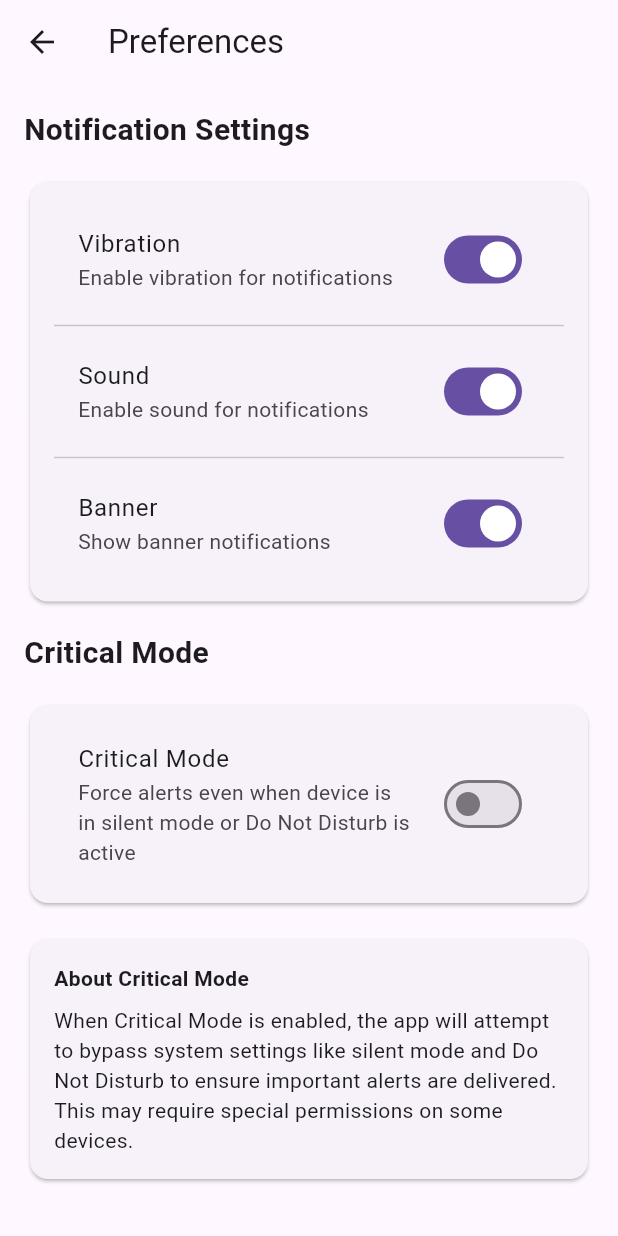
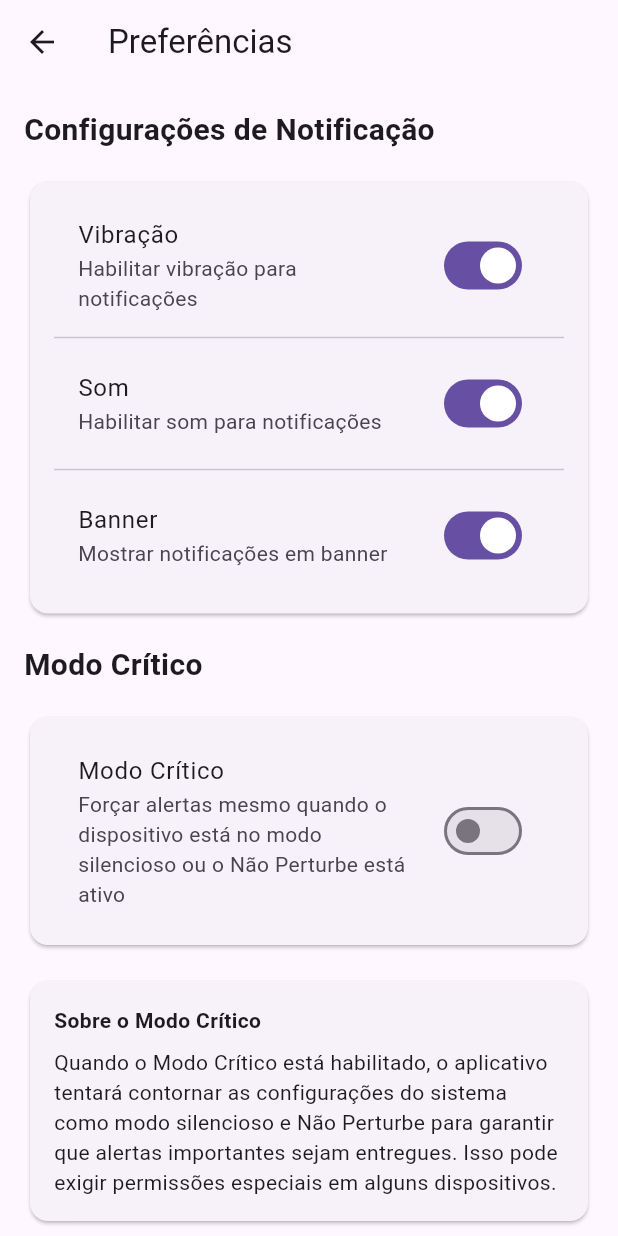
Before and after one commit to IsaiasSwidz/recuperacaodoflutter, a Flutter app: the screen it shows after launch, after a tap on the "settings" icon, on a phone screen of 412 x 824 dp. Run offline on Flutter 3.47's test engine with Material 3 defaults, Android fonts, the phone set to English and light mode, and no system bars; our stand-ins replace flutter_local_notifications, permission_handler, shared_preferences, sqflite; accounts and stored records are empty; network calls fail.

Commit message:
update branch

```diff
--- a/monitoring_alerts_app/lib/models/preferences.dart
+++ b/monitoring_alerts_app/lib/models/preferences.dart
@@ -1,3 +1,7 @@
+/// Modelo de Preferências - Configurações do usuário
+///
+/// Esta classe representa as preferências do usuário para notificações,
+/// incluindo vibração, som, banner e modo crítico
 class Preferences {
   bool vibrationEnabled;
   bool soundEnabled;
@@ -11,6 +15,9 @@ class Preferences {
     this.criticalMode = false,
   });
 
+  /// Converte o objeto Preferences para um mapa
+  ///
+  /// Usado para persistência com SharedPreferences
   Map<String, dynamic> toMap() {
     return {
       'vibrationEnabled': vibrationEnabled,
@@ -20,6 +27,9 @@ class Preferences {
     };
   }
 
+  /// Cria um objeto Preferences a partir de um mapa
+  ///
+  /// Usado para converter dados do SharedPreferences para objeto
   factory Preferences.fromMap(Map<String, dynamic> map) {
     return Preferences(
       vibrationEnabled: map['vibrationEnabled'] ?? true,
@@ -31,6 +41,6 @@ class Preferences {
 
   @override
   String toString() {
-    return 'Preferences(vibrationEnabled: $vibrationEnabled, soundEnabled: $soundEnabled, bannerEnabled: $bannerEnabled, criticalMode: $criticalMode)';
+    return 'Preferencias(vibracaoHabilitada: $vibrationEnabled, somHabilitado: $soundEnabled, bannerHabilitado: $bannerEnabled, modoCritico: $criticalMode)';
   }
 }
--- a/monitoring_alerts_app/lib/screens/dashboard_screen.dart
+++ b/monitoring_alerts_app/lib/screens/dashboard_screen.dart
@@ -9,6 +9,11 @@ import '../models/preferences.dart';
 import 'preferences_screen.dart';
 import 'history_screen.dart';
 
+/// Tela de Dashboard - Ponto central do sistema de monitoramento
+///
+/// Esta tela permite ao usuário visualizar o estado atual do sistema,
+/// acionar o botão de pânico, visualizar o status da API e configurar
+/// as preferências de notificação
 class DashboardScreen extends StatefulWidget {
   const DashboardScreen({Key? key}) : super(key: key);
 
@@ -28,6 +33,7 @@ class _DashboardScreenState extends State<DashboardScreen> {
     _fetchApiData();
   }
 
+  /// Busca dados da API para demonstrar a integração
   Future<void> _fetchApiData() async {
     setState(() {
       _apiLoading = true;
@@ -43,23 +49,27 @@ class _DashboardScreenState extends State<DashboardScreen> {
         });
       } else {
         setState(() {
-          _apiError = 'Failed to load API data';
+          _apiError = 'Falha ao carregar dados da API';
           _apiLoading = false;
         });
       }
     } catch (e) {
       setState(() {
-        _apiError = 'Error: $e';
+        _apiError = 'Erro: $e';
         _apiLoading = false;
       });
     }
   }
 
+  /// Simula o disparo de um alerta/panico
+  ///
+  /// Esta função registra o evento no banco de dados e envia uma notificação
+  /// com base nas preferências do usuário
   Future<void> _simulateAlert() async {
     final prefs = context.read<PreferencesService>().preferences;
     final dbService = context.read<DatabaseService>();
 
-    // Create event record
+    // Cria registro do evento
     final event = Event(
       type: 'ALERT',
       timestamp: DateTime.now(),
@@ -68,7 +78,7 @@ class _DashboardScreenState extends State<DashboardScreen> {
 
     await dbService.insertEvent(event);
 
-    // Show notification based on preferences
+    // Mostra notificação com base nas preferências
     if (prefs.criticalMode) {
       await NotificationService.showCriticalNotification(
         title: 'CRITICAL ALERT',
@@ -83,10 +93,10 @@ class _DashboardScreenState extends State<DashboardScreen> {
       );
     }
 
-    // Show visual feedback
+    // Mostra feedback visual
     ScaffoldMessenger.of(context).showSnackBar(
       const SnackBar(
-        content: Text('Alert triggered successfully!'),
+        content: Text('Alerta disparado com sucesso!'),
         backgroundColor: Colors.red,
       ),
     );
--- a/monitoring_alerts_app/lib/screens/preferences_screen.dart
+++ b/monitoring_alerts_app/lib/screens/preferences_screen.dart
@@ -1,8 +1,14 @@
+/// Tela de Preferências - Configurações do sistema de notificações
+///
+/// Esta tela permite ao usuário configurar os tipos de notificação
+/// (Vibração, Som e Banner) e alterar o Modo Crítico que permite
+/// alertas mesmo com volume baixo ou modo Não Perturbe ativado
 import 'package:flutter/material.dart';
 import 'package:provider/provider.dart';
 import '../services/preferences_service.dart';
 import '../models/preferences.dart';
 
+/// Tela que exibe as opções de preferências do usuário
 class PreferencesScreen extends StatelessWidget {
   const PreferencesScreen({Key? key}) : super(key: key);
 
@@ -12,7 +18,7 @@ class PreferencesScreen extends StatelessWidget {
 
     return Scaffold(
       appBar: AppBar(
-        title: const Text('Preferences'),
+        title: const Text('Preferências'),
       ),
       body: Padding(
         padding: const EdgeInsets.all(16.0),
@@ -20,7 +26,7 @@ class PreferencesScreen extends StatelessWidget {
           crossAxisAlignment: CrossAxisAlignment.start,
           children: [
             const Text(
-              'Notification Settings',
+              'Configurações de Notificação',
               style: TextStyle(fontSize: 20, fontWeight: FontWeight.bold),
             ),
             const SizedBox(height: 16),
@@ -30,16 +36,16 @@ class PreferencesScreen extends StatelessWidget {
                 child: Column(
                   children: [
                     SwitchListTile(
-                      title: const Text('Vibration'),
-                      subtitle: const Text('Enable vibration for notifications'),
+                      title: const Text('Vibração'),
+                      subtitle: const Text('Habilitar vibração para notificações'),
                       value: prefs.vibrationEnabled,
                       onChanged: (value) =>
                         context.read<PreferencesService>().toggleVibration(),
                     ),
                     const Divider(),
                     SwitchListTile(
-                      title: const Text('Sound'),
-                      subtitle: const Text('Enable sound for notifications'),
+                      title: const Text('Som'),
+                      subtitle: const Text('Habilitar som para notificações'),
                       value: prefs.soundEnabled,
                       onChanged: (value) =>
                         context.read<PreferencesService>().toggleSound(),
@@ -47,7 +53,7 @@ class PreferencesScreen extends StatelessWidget {
                     const Divider(),
                     SwitchListTile(
                       title: const Text('Banner'),
-                      subtitle: const Text('Show banner notifications'),
+                      subtitle: const Text('Mostrar notificações em banner'),
                       value: prefs.bannerEnabled,
                       onChanged: (value) =>
                         context.read<PreferencesService>().toggleBanner(),
@@ -58,7 +64,7 @@ class PreferencesScreen extends StatelessWidget {
             ),
             const SizedBox(height: 16),
             const Text(
-              'Critical Mode',
+              'Modo Crítico',
               style: TextStyle(fontSize: 20, fontWeight: FontWeight.bold),
             ),
             const SizedBox(height: 16),
@@ -66,9 +72,9 @@ class PreferencesScreen extends StatelessWidget {
               child: Padding(
                 padding: const EdgeInsets.all(16.0),
                 child: SwitchListTile(
-                  title: const Text('Critical Mode'),
+                  title: const Text('Modo Crítico'),
                   subtitle: const Text(
-                    'Force alerts even when device is in silent mode or Do Not Disturb is active'
+                    'Forçar alertas mesmo quando o dispositivo está no modo silencioso ou o Não Perturbe está ativo'
                   ),
                   value: prefs.criticalMode,
                   onChanged: (value) =>
@@ -84,14 +90,14 @@ class PreferencesScreen extends StatelessWidget {
                   crossAxisAlignment: CrossAxisAlignment.start,
                   children: [
                     const Text(
-                      'About Critical Mode',
+                      'Sobre o Modo Crítico',
                       style: TextStyle(fontWeight: FontWeight.bold),
                     ),
                     const SizedBox(height: 8),
                     Text(
-                      'When Critical Mode is enabled, the app will attempt to bypass system settings '
-                      'like silent mode and Do Not Disturb to ensure important alerts are delivered. '
-                      'This may require special permissions on some devices.',
+                      'Quando o Modo Crítico está habilitado, o aplicativo tentará contornar as configurações do sistema '
+                      'como modo silencioso e Não Perturbe para garantir que alertas importantes sejam entregues. '
+                      'Isso pode exigir permissões especiais em alguns dispositivos.',
                       style: Theme.of(context).textTheme.bodyMedium,
                     ),
                   ],
--- a/monitoring_alerts_app/lib/services/api_service.dart
+++ b/monitoring_alerts_app/lib/services/api_service.dart
@@ -1,10 +1,16 @@
+/// Serviço de API - Gerencia requisições HTTP para APIs externas
+///
+/// Esta classe fornece métodos para realizar requisições HTTP para APIs externas,
+/// demonstrando a integração com serviços web, como parte dos requisitos do projeto
 import 'dart:convert';
 import 'package:http/http.dart' as http;
 
 class ApiService {
   static const String baseUrl = 'https://jsonplaceholder.typicode.com';
 
-  // Get user data from public API
+  /// Obtém dados de usuário da API pública
+  ///
+  /// Faz uma requisição GET para obter informações de um usuário específico
   static Future<Map<String, dynamic>?> fetchUser(int userId) async {
     try {
       final response = await http.get(
@@ -15,15 +21,17 @@ class ApiService {
       if (response.statusCode == 200) {
         return json.decode(response.body);
       } else {
-        throw Exception('Failed to load user: ${response.statusCode}');
+        throw Exception('Falha ao carregar usuário: ${response.statusCode}');
       }
     } catch (e) {
-      print('Error fetching user: $e');
+      print('Erro ao buscar usuário: $e');
       return null;
     }
   }
 
-  // Post a test request to public API
+  /// Cria um novo post na API pública (recurso de teste)
+  ///
+  /// Faz uma requisição POST para criar um novo post na API
   static Future<Map<String, dynamic>?> createPost(String title, String body, int userId) async {
     try {
       final response = await http.post(
@@ -34,15 +42,17 @@ class ApiService {
       if (response.statusCode == 201) {
         return json.decode(response.body);
       } else {
-        throw Exception('Failed to create post: ${response.statusCode}');
+        throw Exception('Falha ao criar post: ${response.statusCode}');
       }
     } catch (e) {
-      print('Error creating post: $e');
+      print('Erro ao criar post: $e');
       return null;
     }
   }
 
-  // Get posts from public API
+  /// Obtém posts da API pública
+  ///
+  /// Faz uma requisição GET para obter uma lista de posts
   static Future<List<dynamic>?> fetchPosts() async {
     try {
       final response = await http.get(
@@ -53,10 +63,10 @@ class ApiService {
       if (response.statusCode == 200) {
         return json.decode(response.body);
       } else {
-        throw Exception('Failed to load posts: ${response.statusCode}');
+        throw Exception('Falha ao carregar posts: ${response.statusCode}');
       }
     } catch (e) {
-      print('Error fetching posts: $e');
+      print('Erro ao buscar posts: $e');
       return null;
     }
   }
--- a/monitoring_alerts_app/lib/services/notification_service.dart
+++ b/monitoring_alerts_app/lib/services/notification_service.dart
@@ -1,3 +1,8 @@
+/// Serviço de Notificação - Gerencia notificações locais
+///
+/// Esta classe gerencia todas as notificações locais do aplicativo,
+/// incluindo notificações normais e críticas que contornam as configurações
+/// de silêncio do dispositivo
 import 'package:flutter_local_notifications/flutter_local_notifications.dart';
 import 'package:permission_handler/permission_handler.dart';
 
@@ -5,6 +10,10 @@ class NotificationService {
   static final FlutterLocalNotificationsPlugin _notifications =
       FlutterLocalNotificationsPlugin();
 
+  /// Inicializa o serviço de notificações
+  ///
+  /// Configura os canais de notificação para Android e iOS
+  /// e solicita as permissões necessárias
   static Future<void> initialize() async {
     const AndroidInitializationSettings initializationSettingsAndroid =
         AndroidInitializationSettings('@mipmap/ic_launcher');
@@ -25,17 +34,20 @@ class NotificationService {
     await _notifications.initialize(
       initializationSettings,
       onDidReceiveNotificationResponse: (NotificationResponse payload) async {
-        // Handle notification tap
+        // Manipula o toque na notificação
         if (payload.payload != null) {
-          // Navigate to specific screen based on payload
+          // Navega para tela específica com base no payload
         }
       },
     );
 
-    // Request permissions
+    // Solicita permissões
     await Permission.notification.request();
   }
 
+  /// Exibe uma notificação normal
+  ///
+  /// Esta notificação segue as configurações padrão do sistema
   static Future<void> showNotification({
     required String title,
     required String body,
@@ -45,7 +57,7 @@ class NotificationService {
         AndroidNotificationDetails(
       'monitoring_channel',
       'Monitoring Alerts',
-      channelDescription: 'Channel for monitoring and alert notifications',
+      channelDescription: 'Canal para notificações de monitoramento e alertas',
       importance: Importance.max,
       priority: Priority.high,
       ticker: 'ticker',
@@ -75,6 +87,10 @@ class NotificationService {
     );
   }
 
+  /// Exibe uma notificação crítica
+  ///
+  /// Esta notificação tenta contornar as configurações de silêncio
+  /// e modo Não Perturbe para garantir entrega imediata
   static Future<void> showCriticalNotification({
     required String title,
     required String body,
@@ -84,14 +100,14 @@ class NotificationService {
         AndroidNotificationDetails(
       'critical_channel',
       'Critical Alerts',
-      channelDescription: 'Channel for critical alerts that require immediate attention',
+      channelDescription: 'Canal para alertas críticos que requerem atenção imediata',
       importance: Importance.max,
       priority: Priority.max,
       ticker: 'ticker',
       playSound: true,
       enableVibration: true,
       vibrationPattern: Int64List.fromList([0, 1000, 500, 1000, 500, 1000]),
-      fullScreenIntent: true, // Shows notification as full screen intent
+      fullScreenIntent: true, // Mostra notificação como intent de tela cheia
     );
 
     const DarwinNotificationDetails iosPlatformChannelSpecifics =
@@ -99,7 +115,7 @@ class NotificationService {
       presentAlert: true,
       presentBadge: true,
       presentSound: true,
-      sound: 'critical_alert.aiff', // Custom critical sound
+      sound: 'critical_alert.aiff', // Som crítico personalizado
     );
 
     const NotificationDetails platformChannelSpecifics = NotificationDetails(
--- a/monitoring_alerts_app/lib/widgets/status_card.dart
+++ b/monitoring_alerts_app/lib/widgets/status_card.dart
@@ -1,3 +1,7 @@
+/// Widget de Cartão de Status - Exibe informações de status
+///
+/// Este widget exibe informações de status com um ícone, título
+/// e indicador de status visual (cor e texto)
 import 'package:flutter/material.dart';
 
 class StatusCard extends StatelessWidget {
```
Also changed, not shown: monitoring_alerts_app/lib/models/event.dart (+11 -1 lines), monitoring_alerts_app/lib/screens/history_screen.dart (+14 -4 lines), monitoring_alerts_app/lib/services/database_service.dart (+27 -0 lines), monitoring_alerts_app/lib/services/preferences_service.dart (+30 -7 lines), 7 other files.
